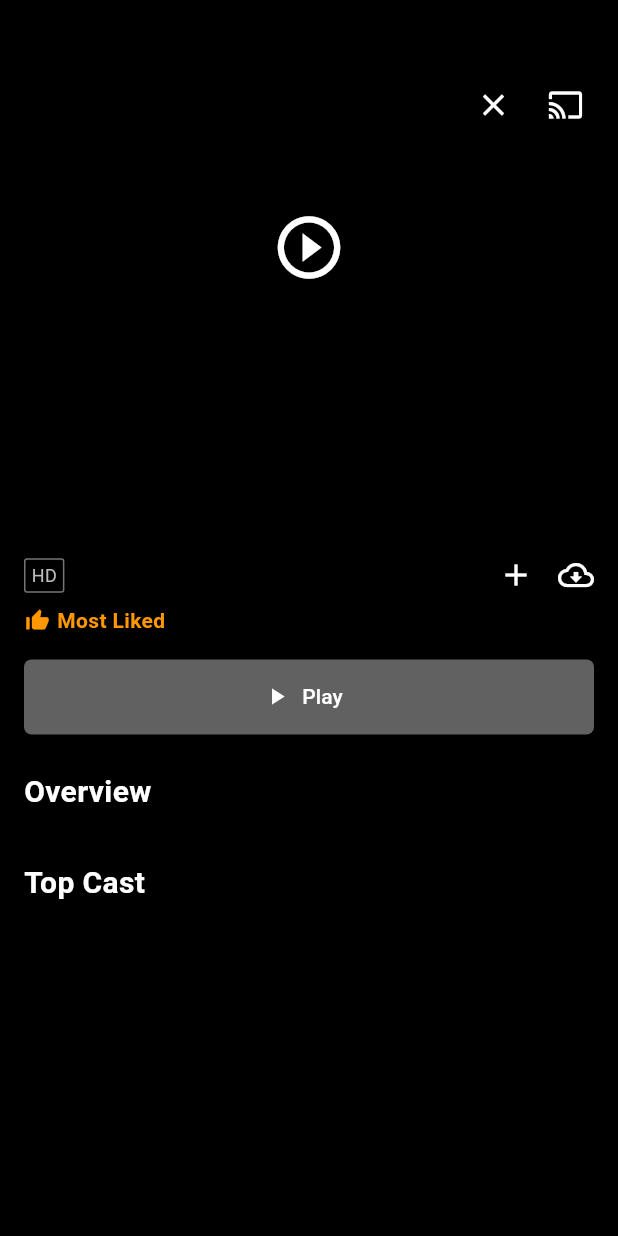
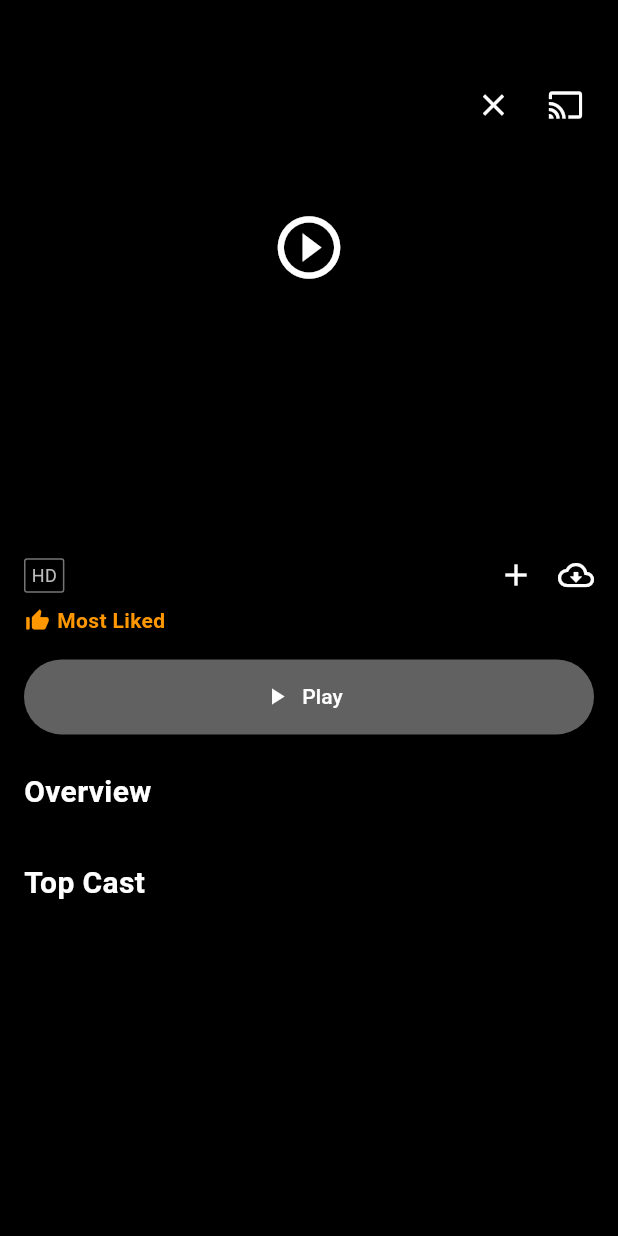
Before and after one commit to LukasSteinerr/new_tv_app, a Flutter app: the NetflixStyleMovieDetailScreen screen opened directly with empty values, on a phone screen of 412 x 824 dp. Run offline on Flutter 3.47's test engine with Material 3 defaults, Android fonts, the phone set to English and light mode, and no system bars; our stand-ins replace hive_flutter, loading_animation_widget, objectbox, scrollable_positioned_list, transparent_image; missing offline and left inert: background_downloader, flutter_vlc_player; accounts and stored records are empty; generated files the repository leaves out were written again.

Commit message:
Details Screen

```diff
--- a/lib/screens/netflix_style_movie_detail_screen.dart
+++ b/lib/screens/netflix_style_movie_detail_screen.dart
@@ -157,7 +157,7 @@ class _NetflixStyleMovieDetailScreenState
     return Scaffold(
       backgroundColor: Colors.black,
       body: SingleChildScrollView(
-        physics: const BouncingScrollPhysics(),
+        physics: const ClampingScrollPhysics(),
         child: Column(
           crossAxisAlignment: CrossAxisAlignment.start,
           children: [
@@ -293,7 +293,7 @@ class _NetflixStyleMovieDetailScreenState
                   foregroundColor: Colors.white,
                   minimumSize: Size(double.infinity, 50),
                   shape: RoundedRectangleBorder(
-                    borderRadius: BorderRadius.circular(5),
+                    borderRadius: BorderRadius.circular(25),
                   ),
                 ),
                 icon: Icon(Icons.play_arrow),
--- a/lib/screens/netflix_style_tv_series_detail_screen.dart
+++ b/lib/screens/netflix_style_tv_series_detail_screen.dart
@@ -164,7 +164,7 @@ class _NetflixStyleTvSeriesDetailScreenState
     return Scaffold(
       backgroundColor: Colors.black,
       body: SingleChildScrollView(
-        physics: const BouncingScrollPhysics(),
+        physics: const ClampingScrollPhysics(),
         child: Column(
           crossAxisAlignment: CrossAxisAlignment.start,
           children: [
```
